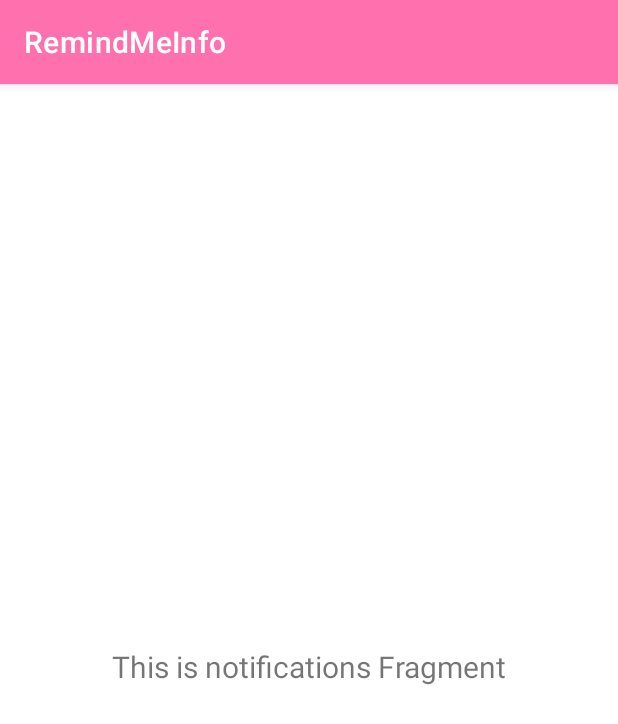
After one commit to AndyNuzzi/RemindMeInfo, an Android app: the fragment MapFragment shown on its own in the app's theme, on a phone screen of 412 x 824 dp. The commit adds this screen. Shown: the top 724 px of the screen. Run offline under Robolectric (Android 15) with nearby library versions, the phone set to English and light mode, and no system bars.

Commit message:
adding new fragment for map interface

```diff
--- /dev/null
+++ b/app/src/main/java/com/example/remindmeinfo/ui/map/MapFragment.kt
@@ -0,0 +1,42 @@
+package com.example.remindmeinfo.ui.map
+
+import android.os.Bundle
+import android.view.LayoutInflater
+import android.view.View
+import android.view.ViewGroup
+import android.widget.TextView
+import androidx.fragment.app.Fragment
+import androidx.lifecycle.ViewModelProvider
+import com.example.remindmeinfo.databinding.FragmentNotificationsBinding
+
+class MapFragment : Fragment() {
+
+    private var _binding: FragmentNotificationsBinding? = null
+
+    // This property is only valid between onCreateView and
+    // onDestroyView.
+    private val binding get() = _binding!!
+
+    override fun onCreateView(
+        inflater: LayoutInflater,
+        container: ViewGroup?,
+        savedInstanceState: Bundle?
+    ): View {
+        val notificationsViewModel =
+            ViewModelProvider(this).get(MapViewModel::class.java)
+
+        _binding = FragmentNotificationsBinding.inflate(inflater, container, false)
+        val root: View = binding.root
+
+        val textView: TextView = binding.textNotifications
+        notificationsViewModel.text.observe(viewLifecycleOwner) {
+            textView.text = it
+        }
+        return root
+    }
+
+    override fun onDestroyView() {
+        super.onDestroyView()
+        _binding = null
+    }
+}
--- /dev/null
+++ b/app/src/main/java/com/example/remindmeinfo/ui/map/MapViewModel.kt
@@ -0,0 +1,13 @@
+package com.example.remindmeinfo.ui.map
+
+import androidx.lifecycle.LiveData
+import androidx.lifecycle.MutableLiveData
+import androidx.lifecycle.ViewModel
+
+class MapViewModel : ViewModel() {
+
+    private val _text = MutableLiveData<String>().apply {
+        value = "This is notifications Fragment"
+    }
+    val text: LiveData<String> = _text
+}
--- a/app/src/main/res/menu/bottom_nav_menu.xml
+++ b/app/src/main/res/menu/bottom_nav_menu.xml
@@ -16,4 +16,9 @@
         android:icon="@drawable/ic_notifications_black_24dp"
         android:title="@string/title_notifications" />
 
+    <item
+        android:id="@+id/navigation_map"
+        android:icon="@drawable/ic_notifications_black_24dp"
+        android:title="Mapa" />
+
 </menu>
--- a/app/src/main/res/navigation/mobile_navigation.xml
+++ b/app/src/main/res/navigation/mobile_navigation.xml
@@ -22,4 +22,9 @@
         android:name="com.example.remindmeinfo.ui.notifications.NotificationsFragment"
         android:label="@string/title_notifications"
         tools:layout="@layout/fragment_notifications" />
+    <fragment
+        android:id="@+id/navigation_map"
+        android:name="com.example.remindmeinfo.ui.notifications.NotificationsFragment"
+        android:label="@string/title_notifications"
+        tools:layout="@layout/fragment_notifications" />
 </navigation>
```
Also changed, not shown: app/src/main/res/layout/fragment_map.xml (added, +22 -0 lines).
